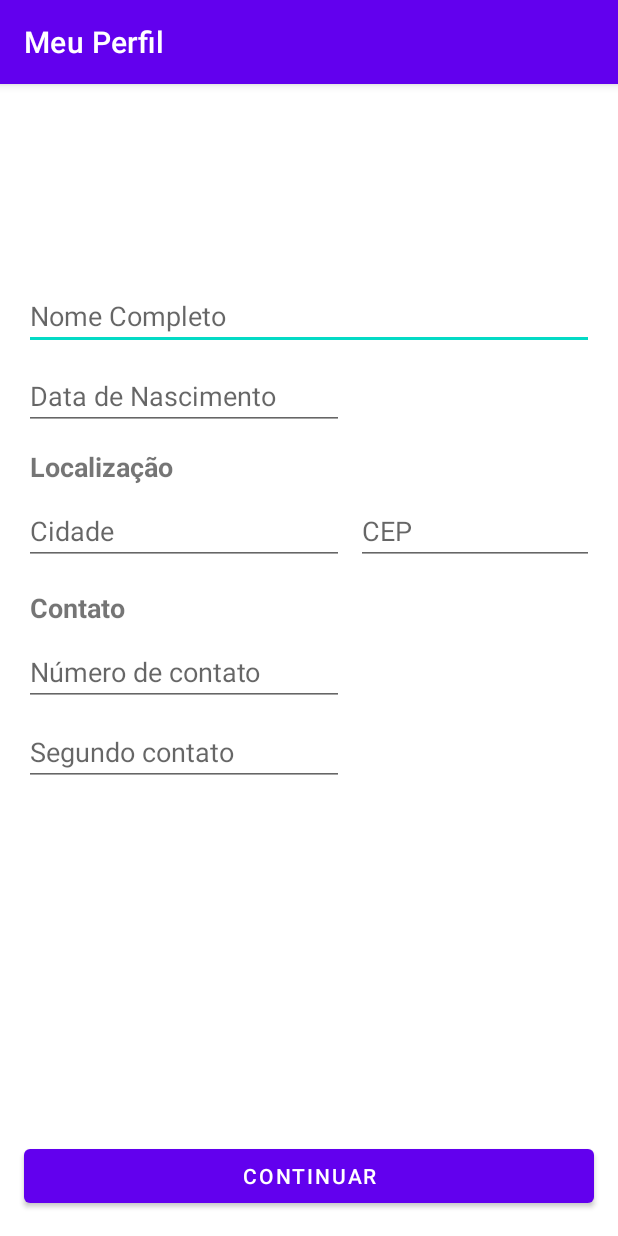
After one commit to victorbueno8/TripXp, an Android app: the EditProfileActivity screen opened directly, with no data from a screen before it, on a phone screen of 412 x 824 dp. The commit adds this screen. Run offline under Robolectric (Android 15) with nearby library versions, the phone set to English and light mode, and no system bars; our stand-ins replace Firebase (no records; nobody signed in at launch, a user with empty details on screens opened directly).

Commit message:
Add firebase authentication to user and organizer registration, login and profile data

```diff
--- a/app/build.gradle
+++ b/app/build.gradle
@@ -17,6 +17,7 @@ android {
         versionName "1.0"
 
         testInstrumentationRunner "androidx.test.runner.AndroidJUnitRunner"
+        multiDexEnabled true
     }
 
     buildTypes {
@@ -44,6 +45,8 @@ dependencies {
     implementation 'androidx.lifecycle:lifecycle-livedata-ktx:2.3.1'
     implementation 'androidx.lifecycle:lifecycle-viewmodel-ktx:2.3.1'
     implementation 'com.google.firebase:firebase-auth:20.0.4'
+    implementation 'com.google.firebase:firebase-firestore:22.1.2'
+    implementation 'androidx.multidex:multidex:2.0.1'
     testImplementation 'junit:junit:4.+'
     androidTestImplementation 'androidx.test.ext:junit:1.1.2'
     androidTestImplementation 'androidx.test.espresso:espresso-core:3.3.0'
--- /dev/null
+++ b/app/src/main/java/br/edu/ifsp/scl/sdm/tripxp/presentation/EditProfileActivity.kt
@@ -0,0 +1,59 @@
+package br.edu.ifsp.scl.sdm.tripxp.presentation
+
+import android.content.Intent
+import android.os.Bundle
+import android.widget.Toast
+import androidx.appcompat.app.AppCompatActivity
+import br.edu.ifsp.scl.sdm.tripxp.R
+import com.google.firebase.auth.FirebaseAuth
+import com.google.firebase.firestore.DocumentReference
+import com.google.firebase.firestore.FirebaseFirestore
+import kotlinx.android.synthetic.main.activity_edit_profile.*
+
+class EditProfileActivity : AppCompatActivity() {
+    private lateinit var auth: FirebaseAuth
+    private lateinit var  db: FirebaseFirestore
+
+    override fun onCreate(savedInstanceState: Bundle?) {
+        super.onCreate(savedInstanceState)
+        setContentView(R.layout.activity_edit_profile)
+
+        auth = FirebaseAuth.getInstance()
+        db = FirebaseFirestore.getInstance()
+
+        confirmProfileBt.setOnClickListener {
+            if (fullNameEt.text.toString().isNotEmpty() && birthdayEt.text.toString().isNotEmpty() && cityNameEt.text.toString().isNotEmpty() &&
+                    cepEt.text.toString().isNotEmpty() && phoneContactEt.text.toString().isNotEmpty()) {
+                        val userID: String = auth.currentUser.uid
+                        val documentReference: DocumentReference = db.collection("users").document(userID)
+                        val userData: HashMap<String, Any> = HashMap()
+                        userData.put("name", intent.getStringExtra("name") ?: "")
+                        userData.put("email", intent.getStringExtra("email") ?: "")
+                        userData.put("fullname", fullNameEt.text.toString())
+                        userData.put("birthday", birthdayEt.text.toString())
+                        userData.put("city", cityNameEt.text.toString())
+                        userData.put("cep", cepEt.text.toString())
+                        userData.put("phone", phoneContactEt.text.toString())
+                        userData.put("phone2", phoneContact2Et.text.toString())
+                        userData.put("userType", intent.getStringExtra("userType") ?: "user")
+                        documentReference.set(userData)
+                                .addOnSuccessListener {
+                                    Toast.makeText(
+                                        this,
+                                        "Perfil do usuario foi salvo!",
+                                        Toast.LENGTH_LONG
+                                    ).show()
+                                    val mainUserPAge = Intent(this, MyTripsActivity::class.java)
+                                    startActivity(mainUserPAge)
+                                }
+                                .addOnFailureListener { e ->
+                                    Toast.makeText(this, "Erro: " + e.message, Toast.LENGTH_LONG).show()
+                                }
+
+
+            } else {
+                Toast.makeText(this, "Preencha os campos obrigatórios acima!", Toast.LENGTH_LONG).show()
+            }
+        }
+    }
+}
--- /dev/null
+++ b/app/src/main/res/layout/activity_edit_profile.xml
@@ -0,0 +1,142 @@
+<?xml version="1.0" encoding="utf-8"?>
+<androidx.constraintlayout.widget.ConstraintLayout xmlns:android="http://schemas.android.com/apk/res/android"
+    xmlns:app="http://schemas.android.com/apk/res-auto"
+    xmlns:tools="http://schemas.android.com/tools"
+    android:layout_width="match_parent"
+    android:layout_height="match_parent"
+    tools:context=".presentation.EditProfileActivity">
+
+    <EditText
+        android:id="@+id/fullNameEt"
+        android:layout_width="0dp"
+        android:layout_height="wrap_content"
+        android:layout_marginStart="16dp"
+        android:layout_marginLeft="16dp"
+        android:layout_marginTop="16dp"
+        android:layout_marginEnd="16dp"
+        android:layout_marginRight="16dp"
+        android:ems="10"
+        android:hint="Nome Completo"
+        android:inputType="textPersonName"
+        app:layout_constraintEnd_toEndOf="parent"
+        app:layout_constraintStart_toStartOf="parent"
+        app:layout_constraintTop_toBottomOf="@+id/imageView" />
+
+    <EditText
+        android:id="@+id/birthdayEt"
+        android:layout_width="wrap_content"
+        android:layout_height="wrap_content"
+        android:layout_marginStart="16dp"
+        android:layout_marginLeft="16dp"
+        android:layout_marginTop="8dp"
+        android:ems="10"
+        android:hint="Data de Nascimento"
+        android:inputType="textPersonName"
+        app:layout_constraintStart_toStartOf="parent"
+        app:layout_constraintTop_toBottomOf="@+id/fullNameEt" />
+
+    <EditText
+        android:id="@+id/cityNameEt"
+        android:layout_width="wrap_content"
+        android:layout_height="wrap_content"
+        android:layout_marginStart="16dp"
+        android:layout_marginLeft="16dp"
+        android:layout_marginTop="8dp"
+        android:ems="10"
+        android:hint="Cidade"
+        android:inputType="textPersonName"
+        app:layout_constraintStart_toStartOf="parent"
+        app:layout_constraintTop_toBottomOf="@+id/localizacaoLb" />
+
+    <EditText
+        android:id="@+id/cepEt"
+        android:layout_width="0dp"
+        android:layout_height="wrap_content"
+        android:layout_marginStart="8dp"
+        android:layout_marginLeft="8dp"
+        android:layout_marginEnd="16dp"
+        android:layout_marginRight="16dp"
+        android:ems="10"
+        android:hint="CEP"
+        android:inputType="textPersonName"
+        app:layout_constraintBottom_toBottomOf="@+id/cityNameEt"
+        app:layout_constraintEnd_toEndOf="parent"
+        app:layout_constraintStart_toEndOf="@+id/cityNameEt"
+        app:layout_constraintTop_toTopOf="@+id/cityNameEt" />
+
+    <EditText
+        android:id="@+id/phoneContactEt"
+        android:layout_width="wrap_content"
+        android:layout_height="wrap_content"
+        android:layout_marginStart="16dp"
+        android:layout_marginLeft="16dp"
+        android:layout_marginTop="8dp"
+        android:ems="10"
+        android:hint="Número de contato"
+        android:inputType="textPersonName"
+        app:layout_constraintStart_toStartOf="parent"
+        app:layout_constraintTop_toBottomOf="@+id/contatoLb" />
+
+    <EditText
+        android:id="@+id/phoneContact2Et"
+        android:layout_width="wrap_content"
+        android:layout_height="wrap_content"
+        android:layout_marginStart="16dp"
+        android:layout_marginLeft="16dp"
+        android:layout_marginTop="8dp"
+        android:ems="10"
+        android:hint="Segundo contato"
+        android:inputType="textPersonName"
+        app:layout_constraintStart_toStartOf="parent"
+        app:layout_constraintTop_toBottomOf="@+id/phoneContactEt" />
+
+    <ImageView
+        android:id="@+id/imageView"
+        android:layout_width="100dp"
+        android:layout_height="100dp"
+        android:layout_marginTop="16dp"
+        app:layout_constraintEnd_toEndOf="parent"
+        app:layout_constraintStart_toStartOf="parent"
+        app:layout_constraintTop_toTopOf="parent"
+        tools:srcCompat="@tools:sample/avatars" />
+
+    <TextView
+        android:id="@+id/localizacaoLb"
+        android:layout_width="wrap_content"
+        android:layout_height="wrap_content"
+        android:layout_marginStart="20dp"
+        android:layout_marginLeft="20dp"
+        android:layout_marginTop="12dp"
+        android:text="Localização"
+        android:textSize="18sp"
+        android:textStyle="bold"
+        app:layout_constraintStart_toStartOf="parent"
+        app:layout_constraintTop_toBottomOf="@+id/birthdayEt" />
+
+    <TextView
+        android:id="@+id/contatoLb"
+        android:layout_width="wrap_content"
+        android:layout_height="wrap_content"
+        android:layout_marginStart="20dp"
+        android:layout_marginLeft="20dp"
+        android:layout_marginTop="16dp"
+        android:text="Contato"
+        android:textSize="18sp"
+        android:textStyle="bold"
+        app:layout_constraintStart_toStartOf="parent"
+        app:layout_constraintTop_toBottomOf="@+id/cityNameEt" />
+
+    <Button
+        android:id="@+id/confirmProfileBt"
+        android:layout_width="0dp"
+        android:layout_height="wrap_content"
+        android:layout_marginStart="16dp"
+        android:layout_marginLeft="16dp"
+        android:layout_marginEnd="16dp"
+        android:layout_marginRight="16dp"
+        android:layout_marginBottom="16dp"
+        android:text="Continuar"
+        app:layout_constraintBottom_toBottomOf="parent"
+        app:layout_constraintEnd_toEndOf="parent"
+        app:layout_constraintStart_toStartOf="parent" />
+</androidx.constraintlayout.widget.ConstraintLayout>
--- a/app/src/main/res/values/strings.xml
+++ b/app/src/main/res/values/strings.xml
@@ -14,4 +14,5 @@
     <string name="title_activity_event">EventActivity</string>
     <string name="tab_text_1">Tab 1</string>
     <string name="tab_text_2">Tab 2</string>
+    <string name="title_activity_my_trips">MyTripsActivity</string>
 </resources>
```
Also changed, not shown: app/src/main/AndroidManifest.xml (+12 -3 lines), app/src/main/java/br/edu/ifsp/scl/sdm/tripxp/presentation/EditOrganizerProfileActivity.kt (added, +57 -0 lines), app/src/main/java/br/edu/ifsp/scl/sdm/tripxp/presentation/LoginActivity.kt (+10 -0 lines), app/src/main/java/br/edu/ifsp/scl/sdm/tripxp/presentation/MyTripsActivity.kt (+49 -5 lines), app/src/main/java/br/edu/ifsp/scl/sdm/tripxp/presentation/RegistrationActivity.kt (+44 -16 lines), app/src/main/res/layout/activity_edit_organizer_profile.xml (added, +112 -0 lines), app/src/main/res/layout/activity_my_trips.xml (+27 -24 lines), app/src/main/res/layout/activity_registration.xml (+7 -6 lines), app/src/main/res/layout/fragment_my_trips.xml (added, +31 -0 lines), app/src/main/res/layout/toolbar.xml (added, +10 -0 lines), app/src/main/res/menu/user_menu.xml (added, +15 -0 lines).
